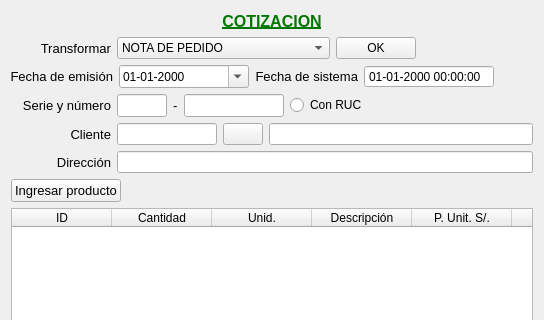
radtek/manager, file Venta/ventacotizacion.ui: the form before one commit; both pictures show x 0 to 544 and y 0 to 320 of the 544 by 537 pixel window.
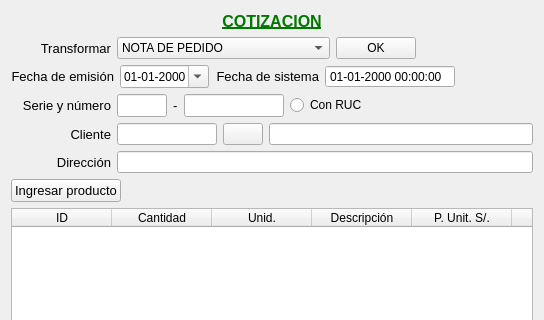
The form after the commit. Icons and pictures are not drawn.

Diff of the .ui file:
```diff
--- a/Venta/ventacotizacion.ui
+++ b/Venta/ventacotizacion.ui
@@ -174,19 +174,7 @@
       </widget>
      </item>
      <item>
-      <widget class="QDateTimeEdit" name="dateTimeEdit_emision">
-       <property name="sizePolicy">
-        <sizepolicy hsizetype="Preferred" vsizetype="Fixed">
-         <horstretch>0</horstretch>
-         <verstretch>0</verstretch>
-        </sizepolicy>
-       </property>
-       <property name="minimumSize">
-        <size>
-         <width>130</width>
-         <height>0</height>
-        </size>
-       </property>
+      <widget class="QDateEdit" name="dateEdit_emision">
        <property name="displayFormat">
         <string>dd-MM-yyyy</string>
        </property>
```
Left out of the diff: 1 changed line with no effect on the pictures.
